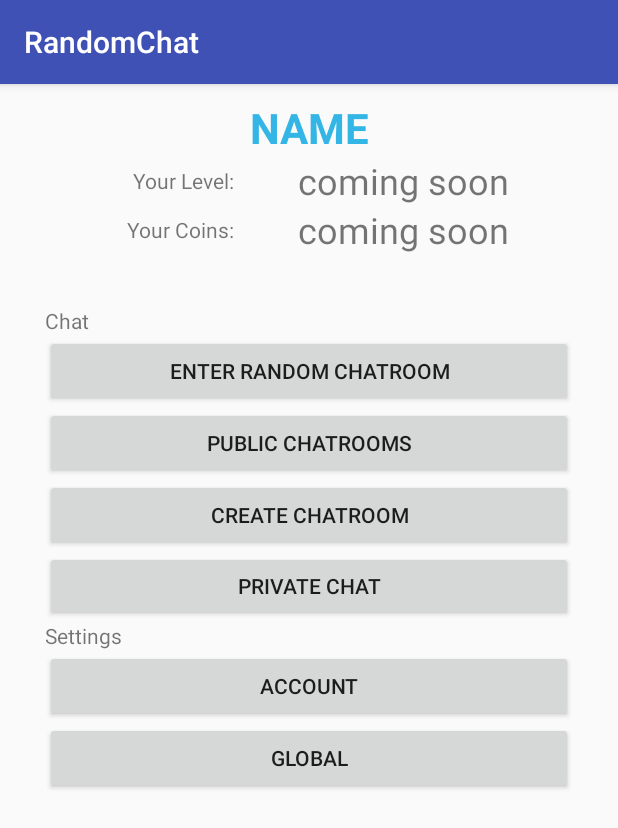
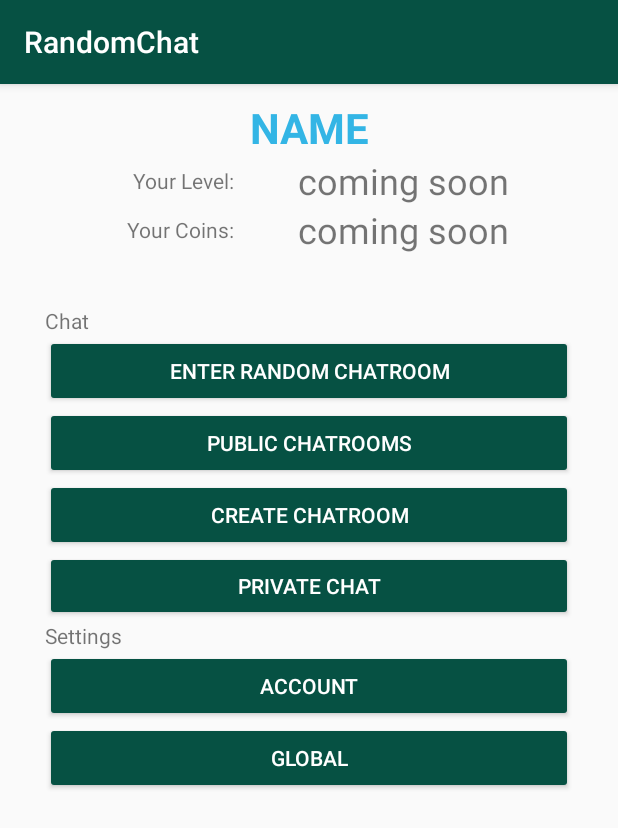
Before and after one commit to KleinSamuel/RandomChat_Client, an Android app: the fragment CleanFragment shown on its own in the app's theme, on a phone screen of 412 x 824 dp. Shown: the top 828 px of the screen. Run offline under Robolectric (Android 15) with nearby library versions, the phone set to English and light mode, and no system bars; network calls fail.

Commit message:
added new colors and styles

```diff
--- a/app/src/main/res/values/colors.xml
+++ b/app/src/main/res/values/colors.xml
@@ -3,4 +3,13 @@
     <color name="colorPrimary">#3F51B5</color>
     <color name="colorPrimaryDark">#303F9F</color>
     <color name="colorAccent">#FF4081</color>
+
+    <color name="white">#ffffff</color>
+
+    <color name="white_dirty_blue">#eaecf2</color>
+
+    <color name="sacramento_state_green">#065143</color>
+    <color name="viridian_green">#129490</color>
+    <color name="iguana_green">#70B77E</color>
+    <color name="tumbleweed">#E0A890</color>
 </resources>
--- a/app/src/main/res/values/styles.xml
+++ b/app/src/main/res/values/styles.xml
@@ -3,8 +3,8 @@
     <!-- Base application theme. -->
     <style name="AppTheme" parent="Theme.AppCompat.Light.DarkActionBar">
         <!-- Customize your theme here. -->
-        <item name="colorPrimary">@color/colorPrimary</item>
-        <item name="colorPrimaryDark">@color/colorPrimaryDark</item>
+        <item name="colorPrimary">@color/sacramento_state_green</item>
+        <item name="colorPrimaryDark">@color/sacramento_state_green</item>
         <item name="colorAccent">@color/colorAccent</item>
     </style>
 
@@ -13,6 +13,11 @@
         <item name="windowNoTitle">true</item>
     </style>
 
+    <style name="AppTheme.Button" parent="Widget.AppCompat.Button.Colored">
+        <item name="colorButtonNormal">@color/sacramento_state_green</item>
+        <item name="android:textColor">@color/white</item>
+    </style>
+
     <style name="AppTheme.AppBarOverlay" parent="ThemeOverlay.AppCompat.Dark.ActionBar" />
 
     <style name="AppTheme.PopupOverlay" parent="ThemeOverlay.AppCompat.Light" />
```
